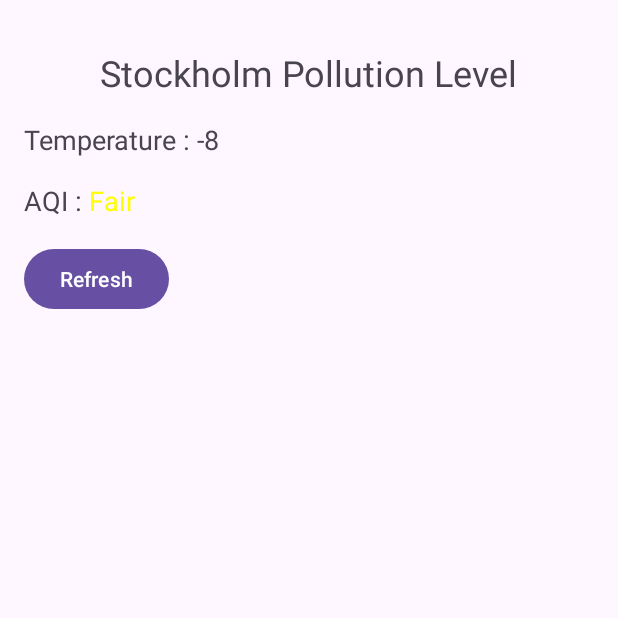
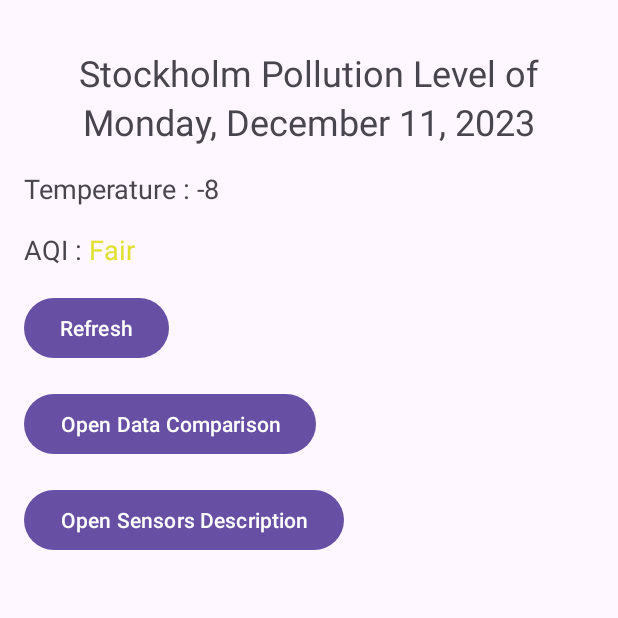
Before and after one commit to Jdgvr/AirStockholm2, an Android app: the screen it shows after launch (MainActivity), after a tap on "Refresh", on a phone screen of 412 x 824 dp, the top half of it. Run offline under Robolectric (Android 15) with nearby library versions, the phone set to English and light mode, and no system bars.

Commit message:
Add  layouts  date

```diff
--- a/app/src/main/AndroidManifest.xml
+++ b/app/src/main/AndroidManifest.xml
@@ -21,6 +21,8 @@
                 <category android:name="android.intent.category.LAUNCHER" />
             </intent-filter>
         </activity>
+        <activity android:name=".DataComparison"/>
+        <activity android:name=".SensorsActivity"/>
     </application>
 
 </manifest>
--- a/app/src/main/java/com/example/airstockholm/MainActivity.java
+++ b/app/src/main/java/com/example/airstockholm/MainActivity.java
@@ -1,6 +1,8 @@
 package com.example.airstockholm;
 
-import android.graphics.Color;
+import androidx.core.content.ContextCompat;
+
+import android.content.Intent;
 import android.os.Bundle;
 import android.view.View;
 import android.widget.Button;
@@ -8,6 +10,9 @@ import android.widget.TextView;
 
 import androidx.appcompat.app.AppCompatActivity;
 
+import java.text.SimpleDateFormat;
+import java.util.Date;
+import java.util.Locale;
 import java.util.Random;
 
 public class MainActivity extends AppCompatActivity {
@@ -18,6 +23,7 @@ public class MainActivity extends AppCompatActivity {
     private TextView aqi;
     private TextView aqiResult;
     private Button buttonRefresh;
+    private TextView todayDate;
 
     @Override
     protected void onCreate(Bundle savedInstanceState) {
@@ -25,31 +31,78 @@ public class MainActivity extends AppCompatActivity {
         setContentView(R.layout.activity_main);
 
         title = findViewById(R.id.textViewTitle);
+        todayDate = findViewById(R.id.textDate);
         temperature = findViewById(R.id.textViewTemperatureLabel);
         temperatureLevel = findViewById(R.id.textViewTemperature);
         aqi = findViewById(R.id.textViewAqiLabel);
         aqiResult = findViewById(R.id.textViewAqi);
         buttonRefresh = findViewById(R.id.buttonRefresh);
 
+        //Display date
+        Date currentDate = new Date();
+        SimpleDateFormat dateFormat = new SimpleDateFormat("EEEE, MMMM d, yyyy", Locale.ENGLISH);
+        String formattedDate = dateFormat.format(currentDate);
+        todayDate.setText(formattedDate);
+
+        //TO CHANGE when real data
         buttonRefresh.setOnClickListener(new View.OnClickListener() {
             @Override
             public void onClick(View v) {
                 generateRandomData();
             }
         });
+
+        //Open new activity -> DataComparison
+        Button buttonDataComparisonActivity = findViewById(R.id.buttonDataComparisonActivity);
+        buttonDataComparisonActivity.setOnClickListener(new View.OnClickListener() {
+            @Override
+            public void onClick(View v) {
+                openDataComparisonActivity();
+            }
+        });
+        //Open new activity -> SensorsActivity
+        Button buttonSensorsActivity = findViewById(R.id.buttonSensorsActivity);
+        buttonSensorsActivity.setOnClickListener(new View.OnClickListener() {
+            @Override
+            public void onClick(View v) {
+                openSensorsActivity();
+            }
+        });
     }
+
     private void generateRandomData() {
         int temp = new Random().nextInt(11) - 10;
         temperatureLevel.setText(String.valueOf(temp));
 
-        String[] aqiIndex = {"Good", "Fair"};
+        String[] aqiIndex = {"Good", "Fair", "Moderate", "Poor", "Very Poor"};
         String aqiResult = aqiIndex[new Random().nextInt(aqiIndex.length)];
         this.aqiResult.setText(aqiResult);
+        setAqiColor(this.aqiResult, aqiResult);
 
-        if (aqiResult.equals("Good")) {
-            this.aqiResult.setTextColor(Color.GREEN);
-        } else {
-            this.aqiResult.setTextColor(Color.YELLOW);
+    }
+    private void setAqiColor(TextView aqiResultView, String aqiResultText) {
+
+        aqiResultView.setText(aqiResultText);
+
+        if ("Good".equals(aqiResultText)) {
+            aqiResultView.setTextColor(ContextCompat.getColor(this, R.color.green));
+        } else if ("Fair".equals(aqiResultText)) {
+            aqiResultView.setTextColor(ContextCompat.getColor(this, R.color.yellow));
+        } else if ("Moderate".equals(aqiResultText)) {
+            aqiResultView.setTextColor(ContextCompat.getColor(this, R.color.orange));
+        } else if ("Poor".equals(aqiResultText)) {
+            aqiResultView.setTextColor(ContextCompat.getColor(this, R.color.darkOrange));
+        } else if ("Very Poor".equals(aqiResultText)) {
+            aqiResultView.setTextColor(ContextCompat.getColor(this, R.color.red));
         }
     }
+
+    private void openDataComparisonActivity() {
+        Intent intent = new Intent(this, DataComparison.class);
+        startActivity(intent);
+    }
+    private void openSensorsActivity() {
+        Intent intent = new Intent(this, SensorsActivity.class);
+        startActivity(intent);
+    }
 }
--- a/app/src/main/res/layout/activity_main.xml
+++ b/app/src/main/res/layout/activity_main.xml
@@ -15,10 +15,18 @@
         android:id="@+id/textViewTitle"
         android:layout_width="wrap_content"
         android:layout_height="wrap_content"
-        android:text="Stockholm Pollution Level"
+        android:text="Stockholm Pollution Level of"
         android:textSize="24sp"
         android:layout_gravity="center"
         android:layout_marginTop="16dp"/>
+
+    <TextView
+        android:id="@+id/textDate"
+        android:layout_width="wrap_content"
+        android:layout_height="wrap_content"
+        android:text="Today date"
+        android:textSize="24sp"
+        android:layout_gravity="center"/>
 
     <LinearLayout
         android:layout_width="match_parent"
@@ -37,7 +45,7 @@
             android:id="@+id/textViewTemperature"
             android:layout_width="wrap_content"
             android:layout_height="wrap_content"
-            android:text="Your Temperature Data Here"
+            android:text="Temperature Data"
             android:textSize="18sp"/>
     </LinearLayout>
 
@@ -58,7 +66,7 @@
             android:id="@+id/textViewAqi"
             android:layout_width="wrap_content"
             android:layout_height="wrap_content"
-            android:text="Your AQI Data Here"
+            android:text="AQI Data"
             android:textSize="18sp"/>
     </LinearLayout>
 
@@ -68,4 +76,16 @@
         android:layout_height="wrap_content"
         android:layout_marginTop="16dp"
         android:text="Refresh" />
+    <Button
+        android:id="@+id/buttonDataComparisonActivity"
+        android:layout_width="wrap_content"
+        android:layout_height="wrap_content"
+        android:layout_marginTop="16dp"
+        android:text="Open Data Comparison" />
+    <Button
+        android:id="@+id/buttonSensorsActivity"
+        android:layout_width="wrap_content"
+        android:layout_height="wrap_content"
+        android:layout_marginTop="16dp"
+        android:text="Open Sensors Description" />
 </LinearLayout>
--- a/app/src/main/res/values/colors.xml
+++ b/app/src/main/res/values/colors.xml
@@ -2,4 +2,9 @@
 <resources>
     <color name="black">#FF000000</color>
     <color name="white">#FFFFFFFF</color>
+    <color name="green">#00FF00</color>
+    <color name="yellow">#E1E131</color>
+    <color name="orange">#FFA500</color>
+    <color name="darkOrange">#CC7000</color>
+    <color name="red">#FF0000</color>
 </resources>
```
Also changed, not shown: app/src/main/java/com/example/airstockholm/DataComparison.java (added, +12 -0 lines), app/src/main/java/com/example/airstockholm/SensorsActivity.java (added, +12 -0 lines), app/src/main/res/layout/activity_comparison.xml (added, +22 -0 lines), app/src/main/res/layout/activity_sensors.xml (added, +22 -0 lines).
